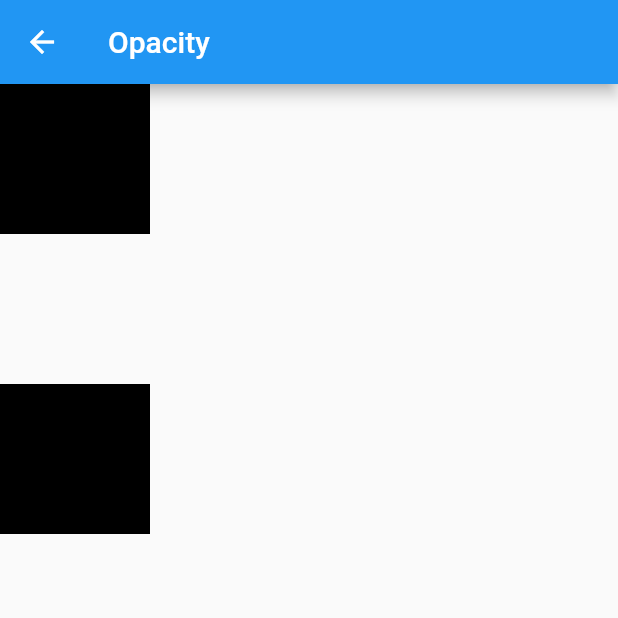
After one commit to joshuaton/flutter-app-widgets-demo, a Flutter app: the OpacityPage screen opened directly, on a phone screen of 412 x 824 dp, the top half of it. The commit adds this screen. Run offline on Flutter 3.47's test engine with Material 2 defaults, Android fonts, the phone set to English and light mode, and no system bars.

Commit message:
【新增】控件

```diff
--- a/lib/main.dart
+++ b/lib/main.dart
@@ -2,6 +2,8 @@ import 'package:flutter/material.dart';
 import 'package:flutter_app_test/wrap_page.dart';
 import 'safe_area_page.dart';
 import 'expand_page.dart';
+import 'animated_container_page.dart';
+import 'opacity_page.dart';
 
 void main() => runApp(MyApp());
 
@@ -24,7 +26,7 @@ class WidgetsList extends StatefulWidget {
 }
 
 class WidgetsListState extends State<WidgetsList> {
-  final _widgetNames = ['SafeArea', 'Expand', 'Wrap'];
+  final _widgetNames = ['SafeArea', 'Expand', 'Wrap', 'AnimatedContainer', 'Opacity'];
 
   Widget _buildWidgetsList() {
     return ListView.separated(
@@ -45,12 +47,18 @@ class WidgetsListState extends State<WidgetsList> {
         if (widgetName == 'SafeArea') {
           Navigator.push(
               context, MaterialPageRoute(builder: (context) => SafeAreaPage()));
-        }else if(widgetName == 'Expand'){
+        } else if (widgetName == 'Expand') {
           Navigator.push(
               context, MaterialPageRoute(builder: (context) => ExpandPage()));
-        }else if(widgetName == 'Wrap'){
+        } else if (widgetName == 'Wrap') {
           Navigator.push(
               context, MaterialPageRoute(builder: (context) => WrapPage()));
+        }else if(widgetName == 'AnimatedContainer'){
+          Navigator.push(
+              context, MaterialPageRoute(builder: (context) => AnimatedContainerPage()));
+        }else if(widgetName == 'Opacity'){
+          Navigator.push(
+              context, MaterialPageRoute(builder: (context) => OpacityPage()));
         }
       },
     );
--- /dev/null
+++ b/lib/opacity_page.dart
@@ -0,0 +1,39 @@
+import 'package:flutter/material.dart';
+
+class OpacityPage extends StatelessWidget {
+  @override
+  Widget build(BuildContext context) {
+    // TODO: implement build
+    return Scaffold(
+        appBar: AppBar(
+          title: Text('Opacity'),
+          automaticallyImplyLeading: true,
+          leading: IconButton(
+            icon: Icon(Icons.arrow_back),
+            onPressed: () => Navigator.pop(context),
+          ),
+        ),
+        body: Column(
+          children: <Widget>[
+            Container(
+              width: 100,
+              height: 100,
+              color: Colors.black,
+            ),
+            Opacity(
+              opacity: 0,
+              child: Container(
+                width: 100,
+                height: 100,
+                color: Colors.black,
+              ),
+            ),
+            Container(
+              width: 100,
+              height: 100,
+              color: Colors.black,
+            ),
+          ],
+        ));
+  }
+}
```
Also changed, not shown: lib/animated_container_page.dart (added, +43 -0 lines).
